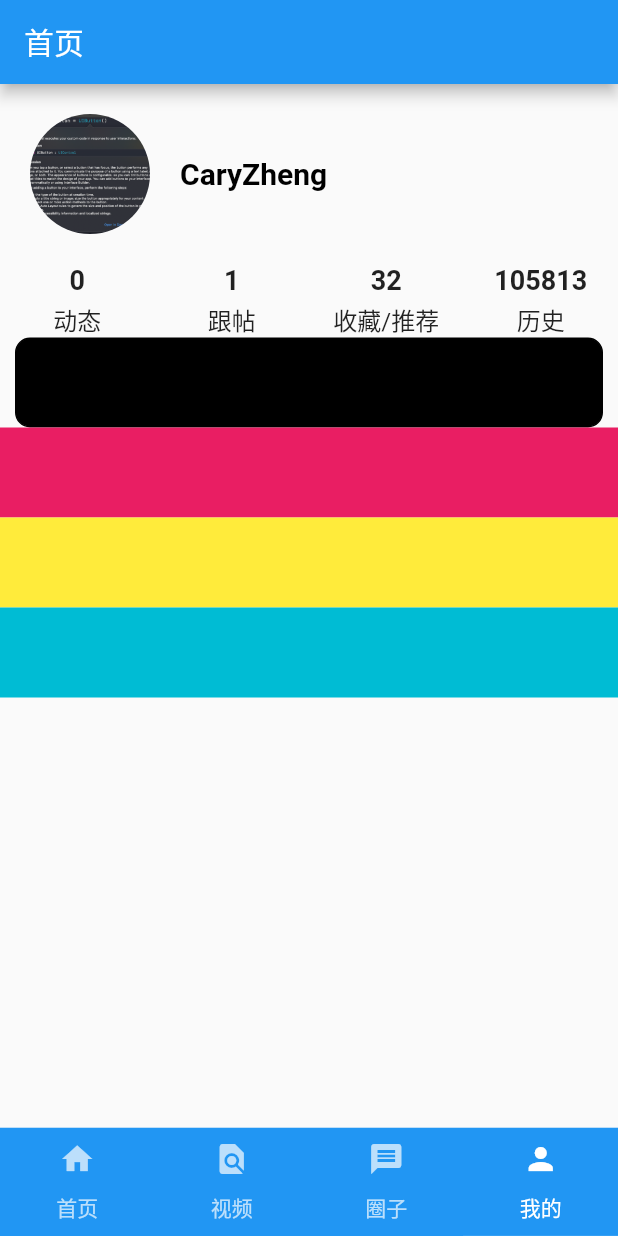
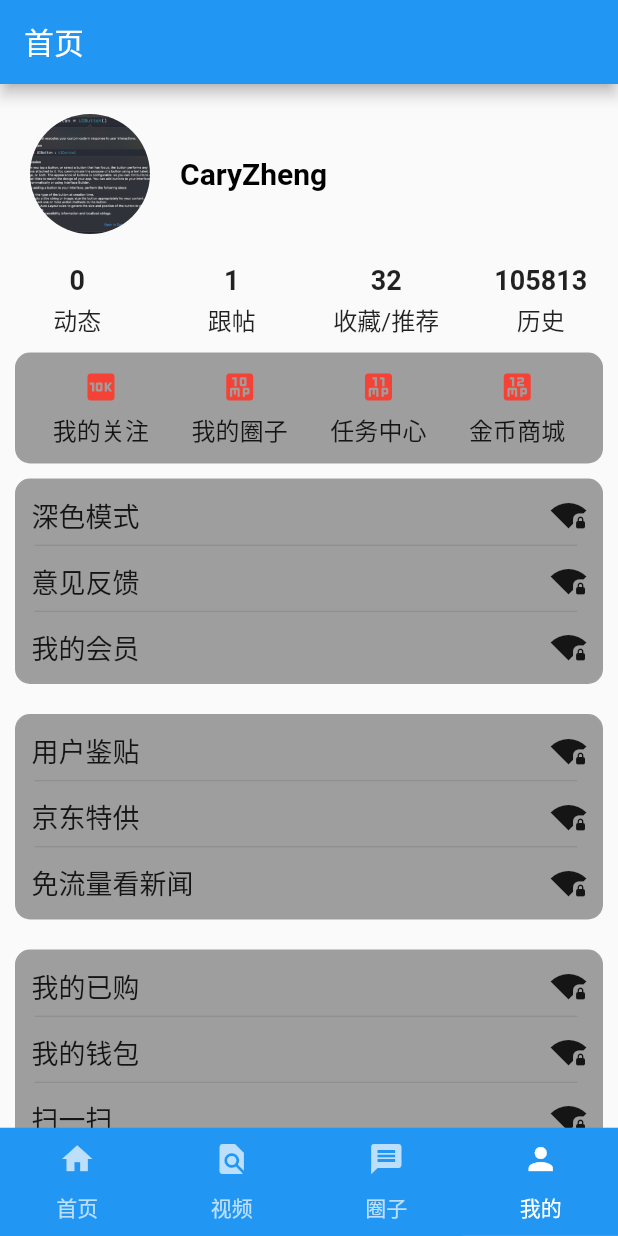
Before and after one commit to CaryZheng/swiftmic_news_flutter, a Flutter app: the screen it shows after launch, item 4 of the bottom bar chosen, on a phone screen of 412 x 824 dp. Run offline on Flutter 3.47's test engine with Material 2 defaults, Android fonts, the phone set to English and light mode, and no system bars; our stand-ins replace pull_to_refresh.

Commit message:
Update me

```diff
--- a/lib/home/MeTabView.dart
+++ b/lib/home/MeTabView.dart
@@ -32,10 +32,103 @@ class _MeTabViewState extends State<MeTabView> {
     );
   }
 
+  Widget buildIconWithTextView(String iconName, String text) {
+    return Container(
+      child: Column(
+        children: [
+          Text(
+            iconName,
+            style: TextStyle(
+                fontFamily: "MaterialIcons", fontSize: 24, color: Colors.red),
+          ),
+          SizedBox(
+            height: 4,
+          ),
+          Text(
+            text,
+            style: TextStyle(
+              fontSize: 16,
+            ),
+          ),
+        ],
+      ),
+    );
+  }
+
+  // 动态生成菜单组
+  Widget buildGroupMenu(List<String> titles) {
+    Column column = Column(
+      children: [],
+    );
+
+    Container container = Container(
+      margin: EdgeInsets.fromLTRB(10, 10, 10, 10),
+      padding: EdgeInsets.all(10),
+      decoration: BoxDecoration(
+        border: Border.all(color: Colors.grey),
+        borderRadius: BorderRadius.circular(10),
+        color: Colors.grey,
+      ),
+      child: column,
+    );
+
+    int index = 0;
+    for (var title in titles) {
+      Row row = Row(
+        children: [
+          Text(
+            title,
+            style: TextStyle(fontSize: 18),
+          ),
+          Spacer(),
+          Text(
+            "\ue5b0",
+            style: TextStyle(
+              fontFamily: "MaterialIcons",
+              fontSize: 24,
+            ),
+          ),
+        ],
+      );
+
+      double marginTop = 0;
+      if (0 == index) {
+        marginTop = 0;
+      } else {
+        marginTop = 10;
+      }
+
+      var container = Container(
+        child: row,
+        margin: EdgeInsets.fromLTRB(0, marginTop, 0, 0),
+      );
+
+      column.children.add(container);
+
+      if (titles.length > 1 && index < titles.length - 1) {
+        Divider divider = Divider(
+          height: 1,
+          indent: 2,
+          endIndent: 6,
+        );
+
+        Container dividerContainer = Container(
+          child: divider,
+          margin: EdgeInsets.fromLTRB(0, 6, 0, 0),
+        );
+
+        column.children.add(dividerContainer);
+      }
+
+      index++;
+    }
+
+    return container;
+  }
+
   @override
   Widget build(BuildContext context) {
     return ListView(
-      shrinkWrap: true,
       children: [
         Row(children: [
           Container(
@@ -75,38 +168,42 @@ class _MeTabViewState extends State<MeTabView> {
             child: buildNumberWithTextView(105813, "历史"),
           ),
         ]),
-        Row(mainAxisAlignment: MainAxisAlignment.center, children: [
-          Container(
-            height: 60,
-            width: MediaQuery.of(context).size.width - 20,
-            decoration: BoxDecoration(
-              border: Border.all(color: Colors.black),
-              borderRadius: BorderRadius.circular(10),
-              color: Colors.black,
+        Container(
+          margin: EdgeInsets.fromLTRB(10, 10, 10, 0),
+          padding: EdgeInsets.all(10),
+          decoration: BoxDecoration(
+            border: Border.all(color: Colors.grey),
+            borderRadius: BorderRadius.circular(10),
+            color: Colors.grey,
+          ),
+          child: Row(
+            mainAxisAlignment: MainAxisAlignment.spaceAround,
+            children: [
+              buildIconWithTextView("\uE000", "我的关注"),
+              buildIconWithTextView("\uE001", "我的圈子"),
+              buildIconWithTextView("\uE002", "任务中心"),
+              buildIconWithTextView("\uE003", "金币商城"),
+            ],
+          ),
+        ),
+        buildGroupMenu(["深色模式", "意见反馈", "我的会员"]),
+        buildGroupMenu(["用户鉴贴", "京东特供", "免流量看新闻"]),
+        buildGroupMenu(["我的已购", "我的钱包", "扫一扫"]),
+        SizedBox(
+          height: 10,
+        ),
+        Row(
+          children: [
+            Text(
+              "~设置入口挪到页面顶部了哟~",
+              style: TextStyle(fontSize: 13),
             ),
-          )
-        ]),
-        Row(children: [
-          Container(
-            height: 60,
-            width: MediaQuery.of(context).size.width,
-            color: Colors.pink,
-          )
-        ]),
-        Row(children: [
-          Container(
-            height: 60,
-            width: MediaQuery.of(context).size.width,
-            color: Colors.yellow,
-          )
-        ]),
-        Row(children: [
-          Container(
-            height: 60,
-            width: MediaQuery.of(context).size.width,
-            color: Colors.cyan,
-          )
-        ]),
+          ],
+          mainAxisAlignment: MainAxisAlignment.center,
+        ),
+        SizedBox(
+          height: 20,
+        ),
       ],
     );
   }
```
